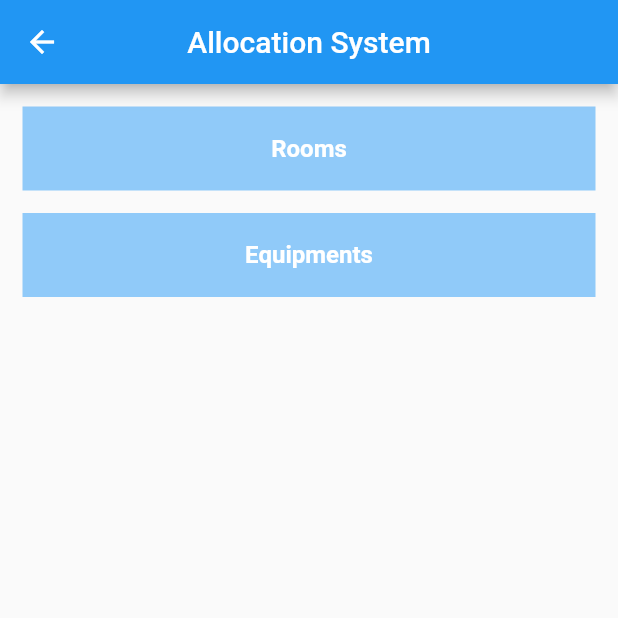
After one commit to Reuben27/Flutter-Practice, a Flutter app: the Squash screen opened directly, on a phone screen of 412 x 824 dp, the top half of it. The commit adds this screen. Run offline on Flutter 3.47's test engine with Material 2 defaults, Android fonts, the phone set to English and light mode, and no system bars; our stand-ins replace cached_network_image, cloud_firestore, date_format, firebase_auth, firebase_core, google_maps_flutter and 1 more; accounts and stored records are empty; generated files the repository leaves out were written again.

Commit message:
rooms and equipments added

```diff
--- a/flutter_practice_firestore/lib/screens/booking.dart
+++ b/flutter_practice_firestore/lib/screens/booking.dart
@@ -1,8 +1,6 @@
 import 'package:cloud_firestore/cloud_firestore.dart';
 import 'package:flutter/material.dart';
 import 'package:flutter_practice_firestore/screens/sports.dart';
-import 'package:flutter_practice_firestore/screens/squashrooms.dart';
-import 'package:flutter_practice_firestore/screens/tabletennisrooms.dart';
 
 var bookedSlots = {};
 
--- /dev/null
+++ b/flutter_practice_firestore/lib/screens/squash.dart
@@ -0,0 +1,79 @@
+import 'package:flutter/material.dart';
+import 'package:flutter_practice_firestore/screens/squashrooms.dart';
+
+class Squash extends StatefulWidget {
+  @override
+  _SquashState createState() => _SquashState();
+}
+
+class _SquashState extends State<Squash> {
+  @override
+  Widget build(BuildContext context) {
+    return Scaffold(
+      appBar: AppBar(
+          title: Text('Allocation System'),
+          centerTitle: true,
+      ),
+      body: Center(
+        child: RoomorEquipments(),
+      ),
+    );
+  }
+}
+
+class RoomorEquipments extends StatefulWidget {
+  @override
+  _RoomorEquipmentsState createState() => _RoomorEquipmentsState();
+}
+
+class _RoomorEquipmentsState extends State<RoomorEquipments> {
+
+  @override
+  Widget build(BuildContext context) {
+    return Column(
+        children: [
+          GestureDetector(
+            onTap: (){
+              Navigator.push(context,
+                MaterialPageRoute(builder: (context) => SquashRooms(),
+                ),
+              );
+            },
+            child: Container(
+              margin: EdgeInsets.fromLTRB(15.0, 15.0, 15.0, 0),
+              color: Colors.blue[200],
+              child: ListTile(
+                title: new Text(
+                  'Rooms',
+                  textAlign: TextAlign.center,
+                  style: TextStyle(
+                    color: Colors.white,
+                    fontWeight: FontWeight.bold
+                    ),
+                  ),
+              ),
+            ),
+          ),
+          GestureDetector(
+            onTap: (){
+
+            },
+            child: Container(
+              margin: EdgeInsets.fromLTRB(15.0, 15.0, 15.0, 0),
+              color: Colors.blue[200],
+              child: ListTile(
+                title: new Text(
+                  'Equipments',
+                  textAlign: TextAlign.center,
+                  style: TextStyle(
+                    color: Colors.white,
+                    fontWeight: FontWeight.bold
+                    ),
+                  ),
+              ),
+            ),
+          ),
+        ],
+    );
+  }
+}
--- a/flutter_practice_firestore/lib/screens/squashrooms.dart
+++ b/flutter_practice_firestore/lib/screens/squashrooms.dart
@@ -1,5 +1,4 @@
 import 'package:flutter/material.dart';
-import 'package:firebase_core/firebase_core.dart';
 import 'package:cloud_firestore/cloud_firestore.dart';
 import 'package:flutter_practice_firestore/screens/sports.dart';
 import 'package:flutter_practice_firestore/screens/booking.dart';
--- a/flutter_practice_firestore/lib/screens/tabletennisrooms.dart
+++ b/flutter_practice_firestore/lib/screens/tabletennisrooms.dart
@@ -1,5 +1,4 @@
 import 'package:flutter/material.dart';
-import 'package:firebase_core/firebase_core.dart';
 import 'package:cloud_firestore/cloud_firestore.dart';
 import 'package:flutter_practice_firestore/screens/booking.dart';
 import 'package:flutter_practice_firestore/screens/sports.dart';
```
Also changed, not shown: flutter_practice_firestore/lib/screens/sports.dart (+4 -5 lines), flutter_practice_firestore/lib/screens/tabletennis.dart (added, +79 -0 lines), flutter_practice_firestore/lib/screens/squashequipments.dart (added).
